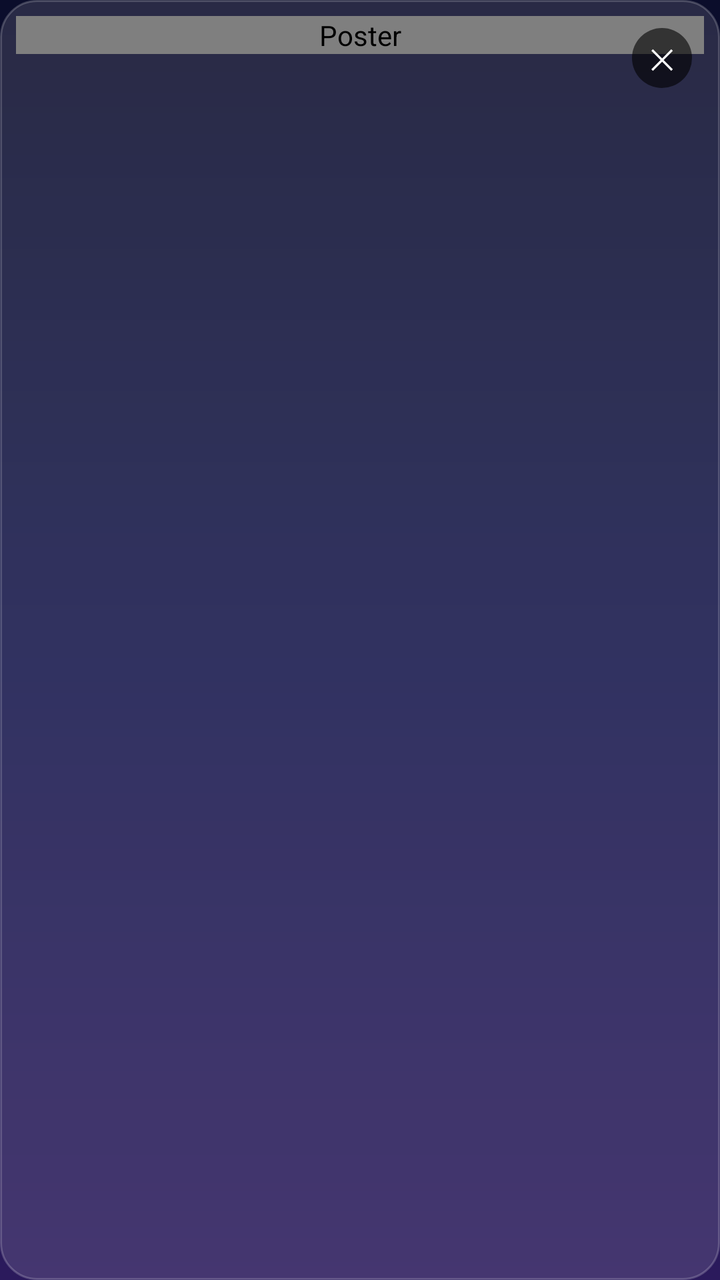
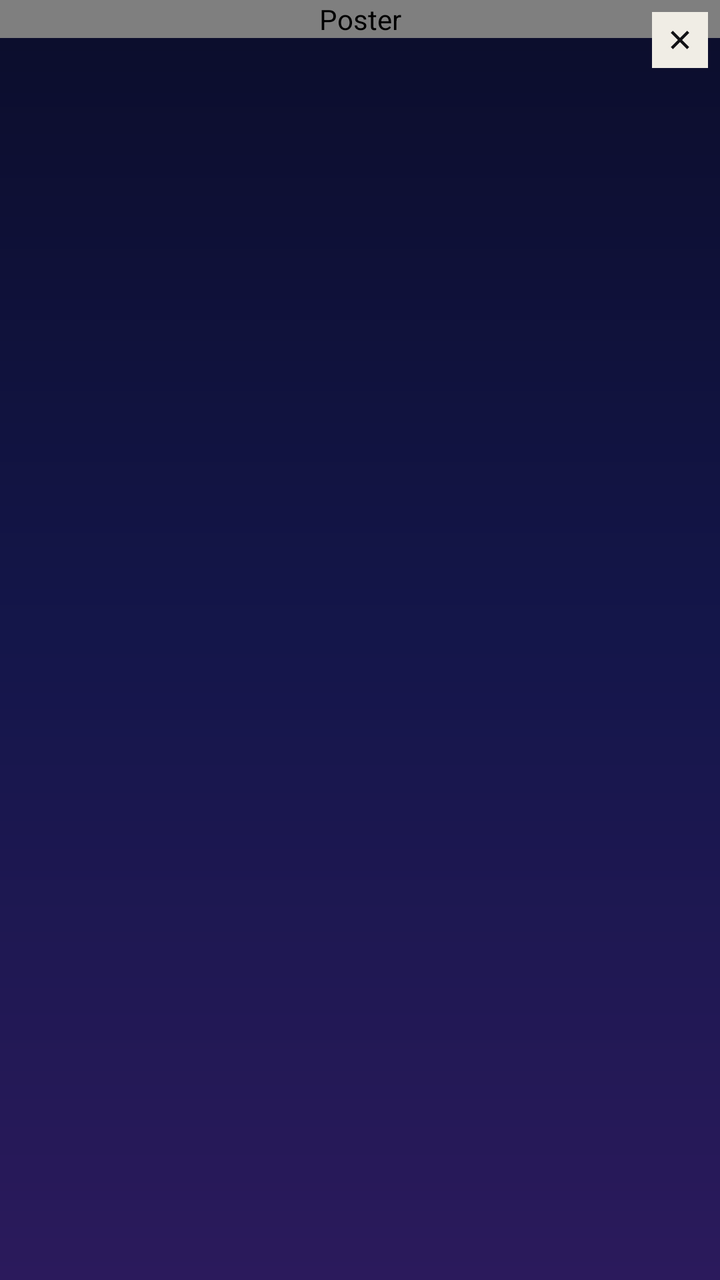

Screens rendered from an Android XML layout before and after an edit, with the pre-edit source and the edit as a unified diff.
<!-- AndroidManifest.xml: application theme Theme.AnimeAwards -->
<!-- res/layout/item_poster_card.xml -->
<?xml version="1.0" encoding="utf-8"?>
<LinearLayout xmlns:android="http://schemas.android.com/apk/res/android"
    android:layout_width="match_parent"
    android:layout_height="wrap_content"
    android:layout_margin="6dp"
    android:background="@drawable/bg_glass_card"
    android:orientation="vertical"
    android:padding="8dp">

    <FrameLayout
        android:layout_width="match_parent"
        android:layout_height="wrap_content">

        <com.biswajeet.animeawards.PosterView
            android:id="@+id/poster"
            android:layout_width="match_parent"
            android:layout_height="wrap_content"
            android:contentDescription="Poster" />

        <TextView
            android:id="@+id/removeButton"
            android:layout_width="30dp"
            android:layout_height="30dp"
            android:layout_gravity="top|end"
            android:layout_margin="6dp"
            android:background="@drawable/bg_close_badge"
            android:gravity="center"
            android:text="✕"
            android:textColor="@color/glass_text"
            android:textSize="14sp" />
    </FrameLayout>

    <TextView
        android:id="@+id/animeTitle"
        android:layout_width="match_parent"
        android:layout_height="wrap_content"
        android:layout_marginTop="8dp"
        android:ellipsize="end"
        android:maxLines="2"
        android:textColor="@color/glass_text"
        android:textSize="14sp"
        android:textStyle="bold" />

    <TextView
        android:id="@+id/animeGenres"
        android:layout_width="match_parent"
        android:layout_height="wrap_content"
        android:layout_marginTop="2dp"
        android:ellipsize="end"
        android:maxLines="1"
        android:textColor="@color/glass_muted"
        android:textSize="11sp" />

</LinearLayout>
<!-- resources referenced by this layout -->
<resources>
  <color name="glass_muted">#B9BBE0</color>
  <color name="glass_text">#FFFFFF</color>
  <!-- drawable bg_close_badge (drawable) -->
  <?xml version="1.0" encoding="utf-8"?>
  <shape xmlns:android="http://schemas.android.com/apk/res/android"
      android:shape="oval">
      <solid android:color="#99000000" />
  </shape>
  <!-- drawable bg_glass_card (drawable) -->
  <?xml version="1.0" encoding="utf-8"?>
  <shape xmlns:android="http://schemas.android.com/apk/res/android"
      android:shape="rectangle">
      <solid android:color="#1FFFFFFF" />
      <stroke android:width="1dp" android:color="#33FFFFFF" />
      <corners android:radius="18dp" />
  </shape>
  <style name="Theme.AnimeAwards" parent="Theme.AppCompat.NoActionBar">
          <item name="colorPrimary">#6750A4</item>
          <item name="colorPrimaryDark">@color/night_top</item>
          <item name="colorAccent">#B8A6FF</item>
          <item name="colorControlNormal">@color/glass_muted</item>
          <item name="android:windowBackground">@drawable/bg_night</item>
          <item name="android:statusBarColor">@color/night_top</item>
          <item name="android:navigationBarColor">@color/night_bottom</item>
          <item name="android:textColorHint">#8E90B8</item>
          <item name="buttonStyle">@style/Widget.Glass.Button</item>
      </style>
  <color name="night_top">#0B0D2B</color>
  <!-- drawable bg_night (drawable) -->
  <?xml version="1.0" encoding="utf-8"?>
  <shape xmlns:android="http://schemas.android.com/apk/res/android"
      android:shape="rectangle">
      <gradient
          android:angle="270"
          android:startColor="@color/night_top"
          android:centerColor="@color/night_mid"
          android:endColor="@color/night_bottom"
          android:type="linear" />
  </shape>
  <color name="night_bottom">#2B1A5C</color>
  <style name="Widget.Glass.Button" parent="Widget.AppCompat.Button">
          <item name="android:background">@drawable/bg_glass_button</item>
          <item name="android:textColor">@color/glass_text</item>
          <item name="android:textAllCaps">false</item>
          <item name="android:textSize">15sp</item>
          <item name="android:minHeight">48dp</item>
          <item name="android:minWidth">48dp</item>
          <item name="android:stateListAnimator">@null</item>
      </style>
  <color name="night_mid">#14164A</color>
  <!-- drawable bg_glass_button (drawable) -->
  <?xml version="1.0" encoding="utf-8"?>
  <ripple xmlns:android="http://schemas.android.com/apk/res/android"
      android:color="#40FFFFFF">
      <item>
          <shape android:shape="rectangle">
              <solid android:color="#26FFFFFF" />
              <stroke android:width="1dp" android:color="#40FFFFFF" />
              <corners android:radius="16dp" />
          </shape>
      </item>
  </ripple>
</resources>

<!-- the commit's change to res/layout/item_poster_card.xml (unified diff, before → after) -->
@@ -3,9 +3,7 @@
     android:layout_width="match_parent"
     android:layout_height="wrap_content"
     android:layout_margin="6dp"
-    android:background="@drawable/bg_glass_card"
-    android:orientation="vertical"
-    android:padding="8dp">
+    android:orientation="vertical">
 
     <FrameLayout
         android:layout_width="match_parent"
@@ -19,15 +17,12 @@
 
         <TextView
             android:id="@+id/removeButton"
-            android:layout_width="30dp"
-            android:layout_height="30dp"
+            android:layout_width="28dp"
+            android:layout_height="28dp"
             android:layout_gravity="top|end"
             android:layout_margin="6dp"
-            android:background="@drawable/bg_close_badge"
-            android:gravity="center"
-            android:text="✕"
-            android:textColor="@color/glass_text"
-            android:textSize="14sp" />
+            android:background="@drawable/bg_ed_delete"
+            android:contentDescription="Remove" />
     </FrameLayout>
 
     <TextView
@@ -36,8 +31,11 @@
         android:layout_height="wrap_content"
         android:layout_marginTop="8dp"
         android:ellipsize="end"
+        android:fontFamily="sans-serif-condensed"
+        android:letterSpacing="0.02"
         android:maxLines="2"
-        android:textColor="@color/glass_text"
+        android:textAllCaps="true"
+        android:textColor="#F0EDE5"
         android:textSize="14sp"
         android:textStyle="bold" />
 
@@ -48,7 +46,7 @@
         android:layout_marginTop="2dp"
         android:ellipsize="end"
         android:maxLines="1"
-        android:textColor="@color/glass_muted"
+        android:textColor="#8A8A90"
         android:textSize="11sp" />
 
 </LinearLayout>
<!-- resource entries referenced after the edit -->
@@ -1,21 +1,21 @@
 <!-- resources referenced by this layout -->
 <resources>
+  <!-- drawable bg_ed_delete (drawable) -->
+  <?xml version="1.0" encoding="utf-8"?>
+  <layer-list xmlns:android="http://schemas.android.com/apk/res/android">
+      <item>
+          <shape android:shape="rectangle">
+              <solid android:color="#F0EDE5" />
+          </shape>
+      </item>
+      <item
+          android:drawable="@drawable/ic_ed_close"
+          android:width="14dp"
+          android:height="14dp"
+          android:gravity="center" />
+  </layer-list>
   <color name="glass_muted">#B9BBE0</color>
   <color name="glass_text">#FFFFFF</color>
-  <!-- drawable bg_close_badge (drawable) -->
-  <?xml version="1.0" encoding="utf-8"?>
-  <shape xmlns:android="http://schemas.android.com/apk/res/android"
-      android:shape="oval">
-      <solid android:color="#99000000" />
-  </shape>
-  <!-- drawable bg_glass_card (drawable) -->
-  <?xml version="1.0" encoding="utf-8"?>
-  <shape xmlns:android="http://schemas.android.com/apk/res/android"
-      android:shape="rectangle">
-      <solid android:color="#1FFFFFFF" />
-      <stroke android:width="1dp" android:color="#33FFFFFF" />
-      <corners android:radius="18dp" />
-  </shape>
   <style name="Theme.AnimeAwards" parent="Theme.AppCompat.NoActionBar">
           <item name="colorPrimary">#6750A4</item>
           <item name="colorPrimaryDark">@color/night_top</item>
@@ -27,6 +27,19 @@
           <item name="android:textColorHint">#8E90B8</item>
           <item name="buttonStyle">@style/Widget.Glass.Button</item>
       </style>
+  <!-- drawable ic_ed_close (drawable) -->
+  <?xml version="1.0" encoding="utf-8"?>
+  <vector xmlns:android="http://schemas.android.com/apk/res/android"
+      android:width="24dp"
+      android:height="24dp"
+      android:viewportWidth="24"
+      android:viewportHeight="24">
+      <path
+          android:pathData="M5,5 L19,19 M19,5 L5,19"
+          android:strokeColor="#111114"
+          android:strokeWidth="2.5"
+          android:strokeLineCap="butt" />
+  </vector>
   <color name="night_top">#0B0D2B</color>
   <!-- drawable bg_night (drawable) -->
   <?xml version="1.0" encoding="utf-8"?>
